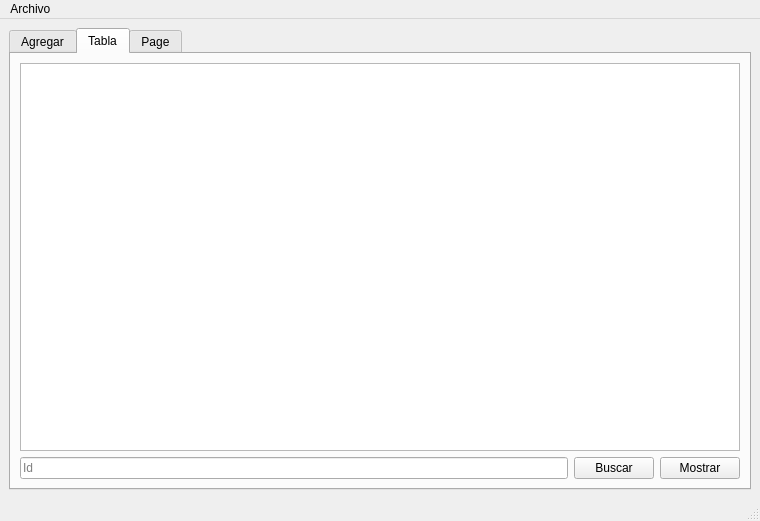
Above: tarea.ui from brandy2407/Actividad-11 before the change. Below: the same form after it.
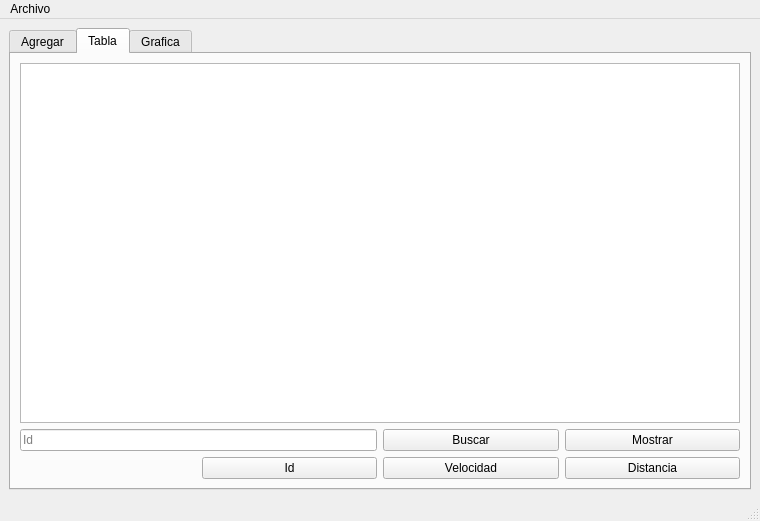
That is the form after the change. The open tabs and pages were chosen to show the change.

```diff
--- a/tarea.ui
+++ b/tarea.ui
@@ -7,7 +7,7 @@
     <x>0</x>
     <y>0</y>
     <width>760</width>
-    <height>482</height>
+    <height>484</height>
    </rect>
   </property>
   <property name="windowTitle">
@@ -15,7 +15,7 @@
   </property>
   <widget class="QWidget" name="centralwidget">
    <layout class="QGridLayout" name="gridLayout_3">
-    <item row="0" column="0">
+    <item row="1" column="0">
      <widget class="QTabWidget" name="tabWidget">
       <property name="currentIndex">
        <number>2</number>
@@ -200,27 +200,48 @@
         <string>Tabla</string>
        </attribute>
        <layout class="QGridLayout" name="gridLayout_4">
-        <item row="0" column="0" colspan="3">
+        <item row="0" column="0" colspan="4">
          <widget class="QTableWidget" name="tabla"/>
         </item>
-        <item row="1" column="0">
+        <item row="1" column="3">
+         <widget class="QPushButton" name="mostrar_tabla_pushButton_2">
+          <property name="text">
+           <string>Mostrar</string>
+          </property>
+         </widget>
+        </item>
+        <item row="1" column="0" colspan="2">
          <widget class="QLineEdit" name="buscar_lineEdit">
           <property name="placeholderText">
            <string>Id</string>
           </property>
          </widget>
         </item>
-        <item row="1" column="1">
+        <item row="1" column="2">
          <widget class="QPushButton" name="buscar_pushButton">
           <property name="text">
            <string>Buscar</string>
           </property>
          </widget>
         </item>
-        <item row="1" column="2">
-         <widget class="QPushButton" name="mostrar_tabla_pushButton_2">
+        <item row="2" column="3">
+         <widget class="QPushButton" name="distancia">
           <property name="text">
-           <string>Mostrar</string>
+           <string>Distancia</string>
+          </property>
+         </widget>
+        </item>
+        <item row="2" column="1">
+         <widget class="QPushButton" name="id">
+          <property name="text">
+           <string>Id</string>
+          </property>
+         </widget>
+        </item>
+        <item row="2" column="2">
+         <widget class="QPushButton" name="velocidad">
+          <property name="text">
+           <string>Velocidad</string>
           </property>
          </widget>
         </item>
@@ -228,7 +249,7 @@
       </widget>
       <widget class="QWidget" name="bgh">
        <attribute name="title">
-        <string>Page</string>
+        <string>Grafica</string>
        </attribute>
        <layout class="QGridLayout" name="gridLayout_5">
         <item row="0" column="0" colspan="2">
```
Left out of the diff: 2 changed lines with no effect on the pictures.
